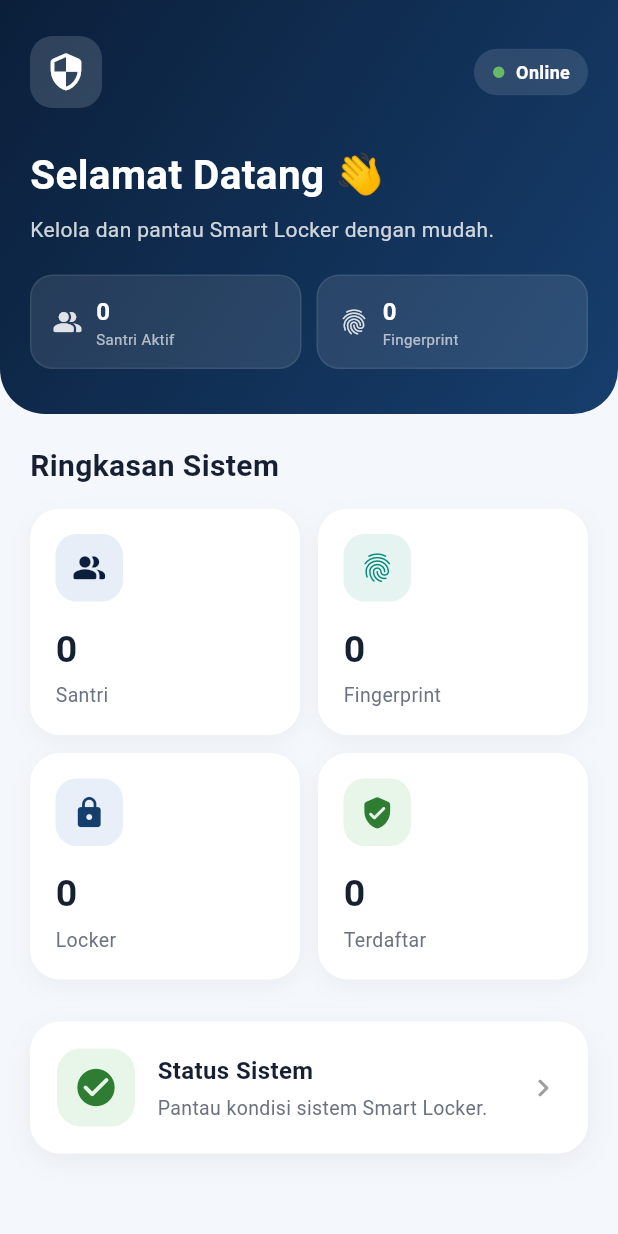
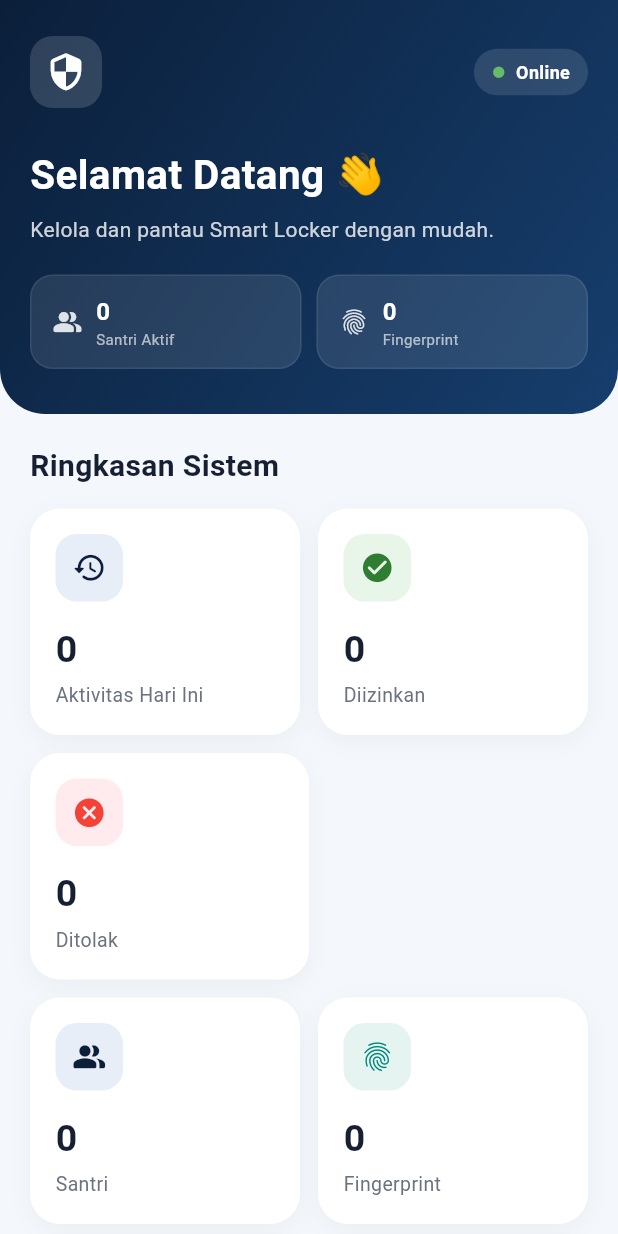
Before and after one commit to sitibadriya/smart-locker-project, a Flutter app: the DashboardScreen screen opened directly, on a phone screen of 412 x 824 dp. Run offline on Flutter 3.47's test engine with Material 3 defaults, Android fonts, the phone set to English and light mode, and no system bars; our stand-ins replace cloud_firestore, firebase_core; accounts and stored records are empty.

Commit message:
Simpan perubahan dashboard Smart Locker

```diff
--- a/lib/repositories/fingerprint_repository.dart
+++ b/lib/repositories/fingerprint_repository.dart
@@ -252,4 +252,23 @@ class FingerprintRepository {
           }).toList();
         });
   }
+
+  // Statistik aktivitas locker
+  Future<List<Map<String, dynamic>>> ambilAktivitasHariIni() async {
+    final sekarang = DateTime.now();
+    final awalHari = DateTime(sekarang.year, sekarang.month, sekarang.day);
+    final besok = awalHari.add(const Duration(days: 1));
+
+    final snapshot = await _firestore
+        .collection('locker-activity')
+        .where(
+          'waktu',
+          isGreaterThanOrEqualTo: Timestamp.fromDate(awalHari),
+        )
+        .where('waktu', isLessThan: Timestamp.fromDate(besok))
+        .get();
+
+    return snapshot.docs.map((doc) => doc.data()).toList();
+  }
+
 }
--- a/lib/screens/dashboard_screen.dart
+++ b/lib/screens/dashboard_screen.dart
@@ -21,6 +21,7 @@ class DashboardScreen extends StatelessWidget {
   @override
   Widget build(BuildContext context) {
     final repository = FingerprintRepository();
+    final aktivitasFuture = repository.ambilAktivitasHariIni();
 
     return Scaffold(
       backgroundColor: background,
@@ -55,6 +56,78 @@ class DashboardScreen extends StatelessWidget {
                               ),
                             ),
                             const SizedBox(height: 14),
+
+FutureBuilder<List<Map<String, dynamic>>>(
+  future: aktivitasFuture,
+  builder: (context, snapshot) {
+    if (snapshot.connectionState == ConnectionState.waiting) {
+      return const Center(child: CircularProgressIndicator());
+    }
+
+    if (snapshot.hasError) {
+      return const Text('Statistik aktivitas gagal dimuat.');
+    }
+
+    final aktivitas = snapshot.data ?? [];
+    final diizinkan = aktivitas
+        .where((item) => item['hasilAkses'] == 'DIIZINKAN')
+        .length;
+    final ditolak = aktivitas
+        .where((item) => item['hasilAkses'] == 'DITOLAK')
+        .length;
+
+    return Column(
+      children: [
+        Row(
+          children: [
+            Expanded(
+              child: _buildStat(
+                context,
+                icon: Icons.history_rounded,
+                title: 'Aktivitas Hari Ini',
+                value: aktivitas.length.toString(),
+                iconColor: navy,
+                cardColor: const Color(0xFFE8EEF7),
+                onTap: () {},
+              ),
+            ),
+            const SizedBox(width: 12),
+            Expanded(
+              child: _buildStat(
+                context,
+                icon: Icons.check_circle_rounded,
+                title: 'Diizinkan',
+                value: diizinkan.toString(),
+                iconColor: green,
+                cardColor: const Color(0xFFE8F5E9),
+                onTap: () {},
+              ),
+            ),
+          ],
+        ),
+        const SizedBox(height: 12),
+        Row(
+          children: [
+            Expanded(
+              child: _buildStat(
+                context,
+                icon: Icons.cancel_rounded,
+                title: 'Ditolak',
+                value: ditolak.toString(),
+                iconColor: Colors.red,
+                cardColor: const Color(0xFFFFEBEE),
+                onTap: () {},
+              ),
+            ),
+            const Expanded(child: SizedBox()),
+          ],
+        ),
+        const SizedBox(height: 12),
+      ],
+    );
+  },
+),
+
                             Row(
                               children: [
                                 Expanded(
```
